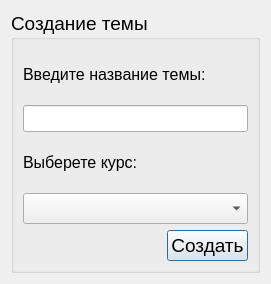
First picture: the form in topicedit.ui, repository Rayzedan/SystemControlStudent, before the edit.
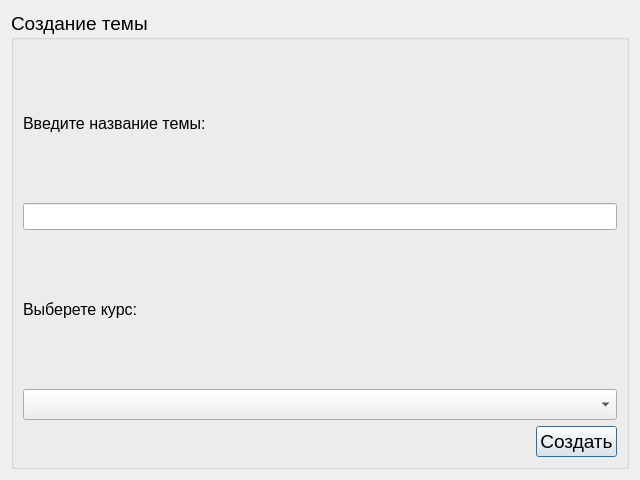
Second picture: the form after the edit.

What changed in the file:
```diff
--- a/topicedit.ui
+++ b/topicedit.ui
@@ -6,10 +6,16 @@
    <rect>
     <x>0</x>
     <y>0</y>
-    <width>271</width>
-    <height>284</height>
+    <width>640</width>
+    <height>480</height>
    </rect>
   </property>
+  <property name="minimumSize">
+   <size>
+    <width>640</width>
+    <height>480</height>
+   </size>
+  </property>
   <property name="windowTitle">
    <string>Dialog</string>
   </property>
```
